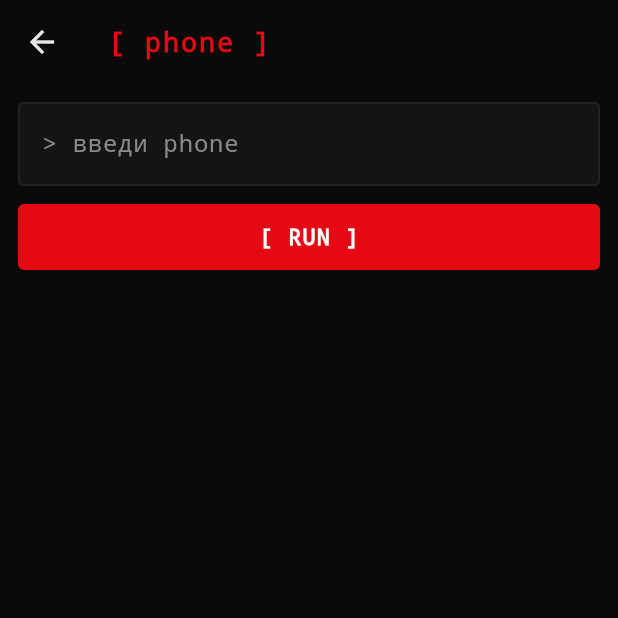
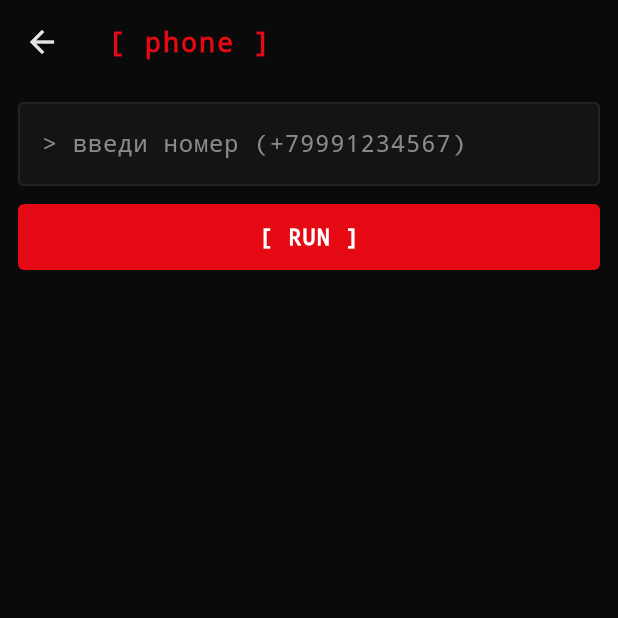
Before and after one commit to k1r3xsteam-spec/swag-time-, a Flutter app: the PhoneScreen screen opened directly, on a phone screen of 412 x 824 dp, the top half of it. Run offline on Flutter 3.47's test engine with Material 3 defaults, Android fonts, the phone set to English and light mode, and no system bars; our stand-ins replace image_picker.

Commit message:
Update phone.dart

```diff
--- a/app/lib/screens/phone.dart
+++ b/app/lib/screens/phone.dart
@@ -1,4 +1,5 @@
 import 'package:flutter/material.dart';
+import 'package:url_launcher/url_launcher.dart';
 import '../api.dart';
 import '../theme.dart';
 
@@ -24,8 +25,17 @@ class _S extends State<PhoneScreen> {
     setState(() => loading = false);
   }
 
+  Future<void> _open(String url) async {
+    final uri = Uri.parse(url);
+    if (await canLaunchUrl(uri)) {
+      await launchUrl(uri, mode: LaunchMode.externalApplication);
+    }
+  }
+
   @override
   Widget build(BuildContext context) {
+    final dorks = (res?["dorks"] as List?) ?? [];
+
     return Scaffold(
       appBar: AppBar(title: const Text("[ phone ]")),
       body: Padding(
@@ -34,15 +44,17 @@ class _S extends State<PhoneScreen> {
           children: [
             TextField(
               controller: c,
-              style: const TextStyle(fontFamily: 'monospace', color: SwagColors.text),
-              decoration: const InputDecoration(labelText: "> введи phone"),
+              style: const TextStyle(
+                  fontFamily: 'monospace', color: SwagColors.text),
+              decoration: const InputDecoration(
+                  labelText: "> введи номер (+79991234567)"),
             ),
             const SizedBox(height: 10),
             SizedBox(
               width: double.infinity,
               child: ElevatedButton(
                 onPressed: loading ? null : run,
-                child: Text(loading ? "[*] looking up..." : "[ RUN ]"),
+                child: Text(loading ? "[*] checking..." : "[ RUN ]"),
               ),
             ),
             const SizedBox(height: 12),
@@ -50,7 +62,10 @@ class _S extends State<PhoneScreen> {
             if (res != null)
               Expanded(
                 child: SingleChildScrollView(
-                  child: Container(
+                  child: Column(
+                    crossAxisAlignment: CrossAxisAlignment.start,
+                    children: [
+                      Container(
                         width: double.infinity,
                         padding: const EdgeInsets.all(12),
                         decoration: BoxDecoration(
@@ -67,6 +82,45 @@ class _S extends State<PhoneScreen> {
                           ),
                         ),
                       ),
+                      if (dorks.isNotEmpty) ...[
+                        const SizedBox(height: 16),
+                        const Text("// поиск упоминаний",
+                            style: TextStyle(
+                              fontFamily: 'monospace',
+                              color: SwagColors.red,
+                              fontSize: 12,
+                              letterSpacing: 1.1,
+                            )),
+                        const SizedBox(height: 8),
+                        ...dorks.map<Widget>((d) {
+                          final m = d as Map;
+                          return Padding(
+                            padding: const EdgeInsets.only(bottom: 6),
+                            child: InkWell(
+                              onTap: () => _open(m["url"] as String),
+                              child: Container(
+                                width: double.infinity,
+                                padding: const EdgeInsets.all(10),
+                                decoration: BoxDecoration(
+                                  color: SwagColors.surface,
+                                  border: Border.all(color: SwagColors.border),
+                                  borderRadius: BorderRadius.circular(4),
+                                ),
+                                child: Text(
+                                  m["query"] as String,
+                                  style: const TextStyle(
+                                    fontFamily: 'monospace',
+                                    color: SwagColors.text,
+                                    fontSize: 11,
+                                  ),
+                                ),
+                              ),
+                            ),
+                          );
+                        }),
+                      ],
+                    ],
+                  ),
                 ),
               ),
           ],
```
Lines whose indentation alone changed are shown as unchanged.
